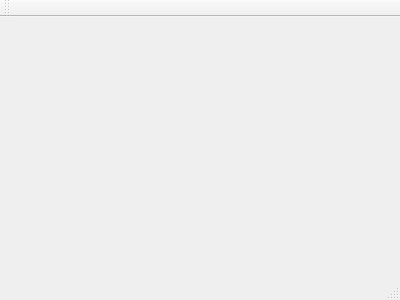
Qt form mainwindow.ui (jh-isw/ArduinoSerialQt) before a commit.
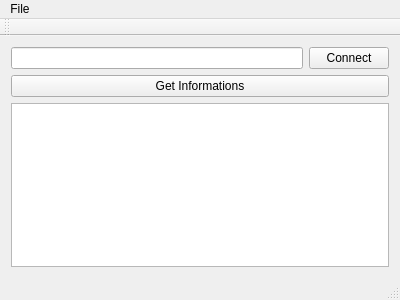
The same form after that commit.

Commit message: basic ui and quit()

What changed in the file:
```diff
--- a/mainwindow.ui
+++ b/mainwindow.ui
@@ -12,13 +12,73 @@
   <property name="windowTitle" >
    <string>MainWindow</string>
   </property>
-  <widget class="QMenuBar" name="menuBar" />
-  <widget class="QToolBar" name="mainToolBar" />
-  <widget class="QWidget" name="centralWidget" />
-  <widget class="QStatusBar" name="statusBar" />
+  <widget class="QWidget" name="centralWidget">
+   <property name="sizePolicy">
+    <sizepolicy hsizetype="Expanding" vsizetype="Expanding">
+     <horstretch>0</horstretch>
+     <verstretch>0</verstretch>
+    </sizepolicy>
+   </property>
+   <layout class="QGridLayout" name="gridLayout">
+    <item row="1" column="0">
+     <widget class="QPushButton" name="pushButton">
+      <property name="text">
+       <string>Get Informations</string>
+      </property>
+     </widget>
+    </item>
+    <item row="0" column="0">
+     <layout class="QHBoxLayout" name="horizontalLayout">
+      <item>
+       <widget class="QLineEdit" name="lineEdit"/>
+      </item>
+      <item>
+       <widget class="QPushButton" name="pushButton_2">
+        <property name="text">
+         <string>Connect</string>
+        </property>
+       </widget>
+      </item>
+     </layout>
+    </item>
+    <item row="2" column="0">
+     <widget class="QTextBrowser" name="textBrowser"/>
+    </item>
+   </layout>
+  </widget>
+  <widget class="QMenuBar" name="menuBar">
+   <property name="geometry">
+    <rect>
+     <x>0</x>
+     <y>0</y>
+     <width>400</width>
+     <height>27</height>
+    </rect>
+   </property>
+   <widget class="QMenu" name="menuFile">
+    <property name="title">
+     <string>File</string>
+    </property>
+    <addaction name="actionQuit"/>
+   </widget>
+   <addaction name="menuFile"/>
+  </widget>
+  <widget class="QToolBar" name="mainToolBar">
+   <attribute name="toolBarArea">
+    <enum>TopToolBarArea</enum>
+   </attribute>
+   <attribute name="toolBarBreak">
+    <bool>false</bool>
+   </attribute>
+  </widget>
+  <widget class="QStatusBar" name="statusBar"/>
+  <action name="actionQuit">
+   <property name="text">
+    <string>Quit</string>
+   </property>
+  </action>
  </widget>
- <layoutDefault spacing="6" margin="11" />
- <pixmapfunction></pixmapfunction>
+ <layoutdefault spacing="6" margin="11"/>
  <resources/>
  <connections/>
 </ui>
```
Left out of the diff: 7 changed lines with no effect on the pictures. The commit also changes 2 other files.
